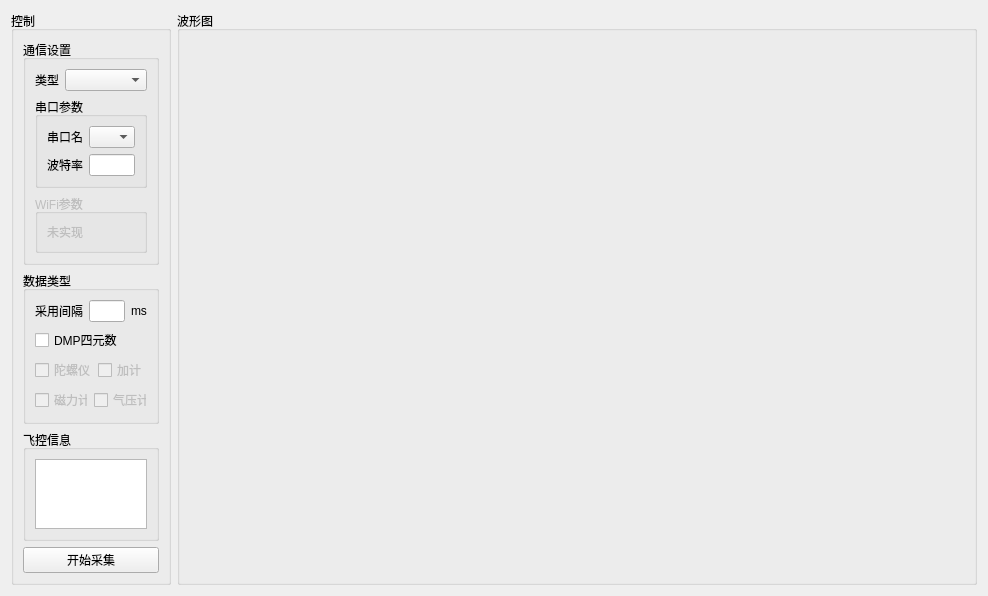
wwkkww1983/flyer, file pc/fc_captureWidget.ui: the form before one commit.
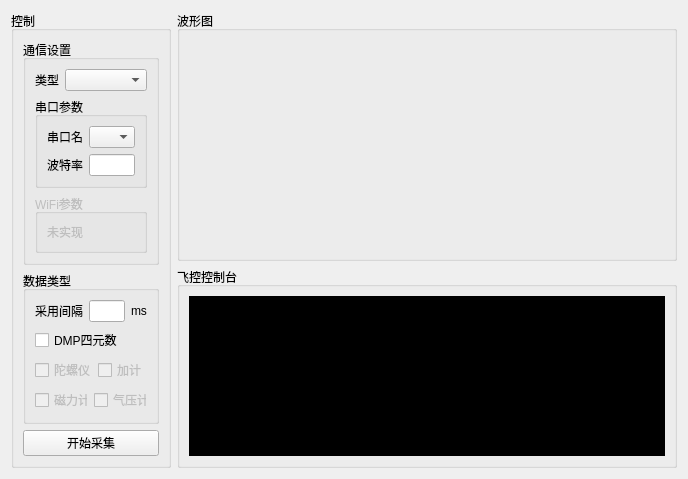
The form after the commit.

Commit message: 完善上位机帧解析与控制台样式表

```diff
--- a/pc/fc_captureWidget.ui
+++ b/pc/fc_captureWidget.ui
@@ -6,8 +6,8 @@
    <rect>
     <x>0</x>
     <y>0</y>
-    <width>984</width>
-    <height>517</height>
+    <width>686</width>
+    <height>409</height>
    </rect>
   </property>
   <property name="windowTitle">
@@ -177,6 +177,19 @@
         </layout>
        </widget>
       </item>
+      <item>
+       <spacer name="verticalSpacer">
+        <property name="orientation">
+         <enum>Qt::Vertical</enum>
+        </property>
+        <property name="sizeHint" stdset="0">
+         <size>
+          <width>20</width>
+          <height>40</height>
+         </size>
+        </property>
+       </spacer>
+      </item>
       <item>
        <widget class="QGroupBox" name="dataGroupBox">
         <property name="enabled">
@@ -275,22 +288,6 @@
         </layout>
        </widget>
       </item>
-      <item>
-       <widget class="QGroupBox" name="groupBox_6">
-        <property name="title">
-         <string>飞控信息</string>
-        </property>
-        <layout class="QHBoxLayout" name="horizontalLayout_9">
-         <item>
-          <widget class="QPlainTextEdit" name="plainTextEdit">
-           <property name="readOnly">
-            <bool>true</bool>
-           </property>
-          </widget>
-         </item>
-        </layout>
-       </widget>
-      </item>
       <item>
        <widget class="QPushButton" name="capturePushButton">
         <property name="enabled">
@@ -311,20 +308,67 @@
     </widget>
    </item>
    <item>
+    <layout class="QVBoxLayout" name="verticalLayout_6">
+     <item>
     <widget class="QGroupBox" name="waveGroupBox">
      <property name="enabled">
       <bool>true</bool>
      </property>
+       <property name="sizePolicy">
+        <sizepolicy hsizetype="Preferred" vsizetype="Expanding">
+         <horstretch>0</horstretch>
+         <verstretch>0</verstretch>
+        </sizepolicy>
+       </property>
      <property name="minimumSize">
       <size>
-       <width>800</width>
-       <height>0</height>
+         <width>500</width>
+         <height>250</height>
       </size>
      </property>
      <property name="title">
       <string>波形图</string>
      </property>
     </widget>
+     </item>
+     <item>
+      <widget class="QGroupBox" name="groupBox_3">
+       <property name="title">
+        <string>飞控控制台</string>
+       </property>
+       <layout class="QHBoxLayout" name="horizontalLayout_9">
+        <item>
+         <widget class="QPlainTextEdit" name="consolePlainTextEdit">
+          <property name="sizePolicy">
+           <sizepolicy hsizetype="Preferred" vsizetype="Preferred">
+            <horstretch>0</horstretch>
+            <verstretch>0</verstretch>
+           </sizepolicy>
+          </property>
+          <property name="minimumSize">
+           <size>
+            <width>0</width>
+            <height>100</height>
+           </size>
+          </property>
+          <property name="autoFillBackground">
+           <bool>false</bool>
+          </property>
+          <property name="styleSheet">
+           <string notr="true">background-color:black;
+color:white;
+selection-color:blue;
+selection-background-color:green;</string>
+          </property>
+          <property name="readOnly">
+           <bool>true</bool>
+          </property>
+         </widget>
+        </item>
+       </layout>
+      </widget>
+     </item>
+    </layout>
    </item>
   </layout>
  </widget>
```
Lines whose indentation alone changed are shown as unchanged. The commit also changes 2 other files.
